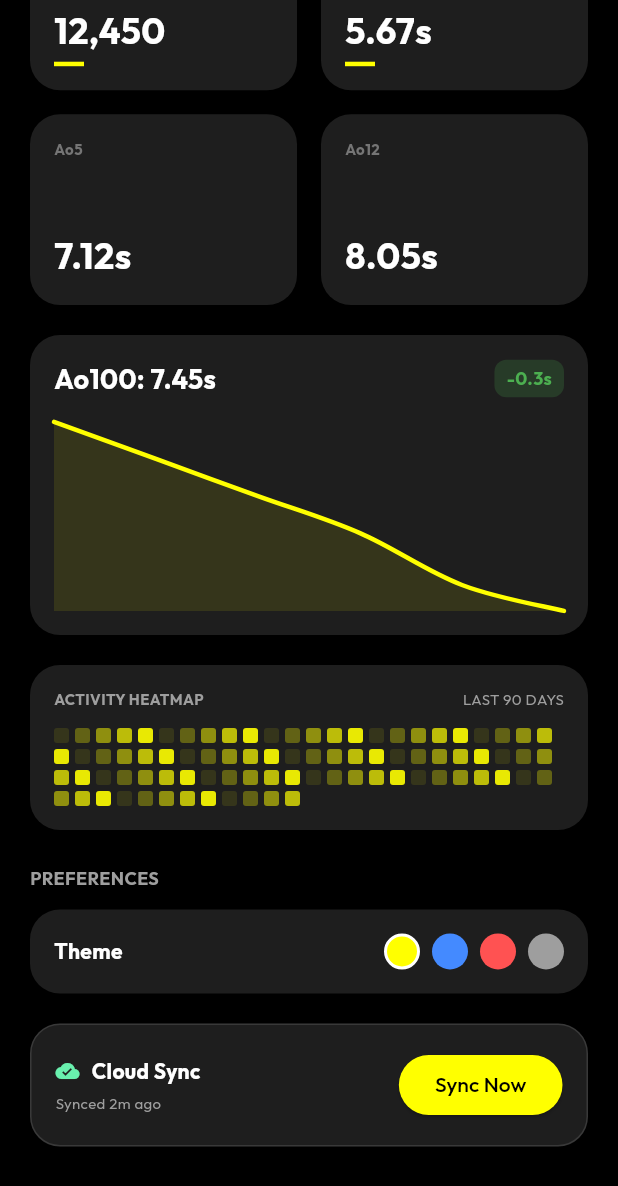
After one commit to manmit-s/chronospin, a Flutter app: the ProfilePage screen opened directly, scrolled down 327 dp, after a tap on "Sync Now", on a phone screen of 412 x 824 dp. The commit adds this screen. Shown: the top 1186 px of the screen. Run offline on Flutter 3.47's test engine with Material 3 defaults, Android fonts, the phone set to English and light mode, and no system bars; drawn by our look-alikes of fl_chart; our stand-ins replace flutter_riverpod, google_fonts; missing offline and left inert: cuber; network calls fail.

Commit message:
History page and Profile Page + Yaml files modifies

```diff
--- a/lib/features/history/domain/solve.dart
+++ b/lib/features/history/domain/solve.dart
@@ -8,6 +8,7 @@ class Solve {
   final String scramble;
   final DateTime timestamp;
   final Penalty penalty;
+  final String? notes;
 
   Solve({
     String? id,
@@ -15,6 +16,7 @@ class Solve {
     required this.scramble,
     required this.timestamp,
     this.penalty = Penalty.none,
+    this.notes,
   }) : id = id ?? const Uuid().v4();
 
   Duration get effectiveTime {
@@ -30,6 +32,7 @@ class Solve {
     String? scramble,
     DateTime? timestamp,
     Penalty? penalty,
+    String? notes,
   }) {
     return Solve(
       id: id ?? this.id,
@@ -37,6 +40,7 @@ class Solve {
       scramble: scramble ?? this.scramble,
       timestamp: timestamp ?? this.timestamp,
       penalty: penalty ?? this.penalty,
+      notes: notes ?? this.notes,
     );
   }
 }
--- a/lib/features/history/presentation/providers/history_providers.dart
+++ b/lib/features/history/presentation/providers/history_providers.dart
@@ -11,6 +11,13 @@ class HistoryNotifier extends StateNotifier<List<Solve>> {
 
   void deleteSolve(String id) {
     state = state.where((s) => s.id != id).toList();
+  }
+
+  void updateSolve(Solve updatedSolve) {
+    state = [
+      for (final solve in state)
+        if (solve.id == updatedSolve.id) updatedSolve else solve,
+    ];
   }
 
   void clearSession() {
--- /dev/null
+++ b/lib/features/profile/presentation/pages/profile_page.dart
@@ -0,0 +1,467 @@
+import 'package:fl_chart/fl_chart.dart';
+import 'package:flutter/material.dart';
+import 'package:flutter_riverpod/flutter_riverpod.dart';
+
+class ProfilePage extends ConsumerWidget {
+  const ProfilePage({super.key});
+
+  @override
+  Widget build(BuildContext context, WidgetRef ref) {
+    return Scaffold(
+      backgroundColor: Colors.black,
+      body: SafeArea(
+        child: SingleChildScrollView(
+          padding: const EdgeInsets.all(20),
+          child: Column(
+            crossAxisAlignment: CrossAxisAlignment.start,
+            children: [
+              // 1. Header (Avatar + Name)
+              Center(
+                child: Column(
+                  children: [
+                    Stack(
+                      alignment: Alignment.bottomRight,
+                      children: [
+                        GestureDetector(
+                          onTap: () {
+                            ScaffoldMessenger.of(context).showSnackBar(
+                              const SnackBar(
+                                content: Text("Upload Profile Pic (Max 2MB)"),
+                              ),
+                            );
+                          },
+                          child: Stack(
+                            children: [
+                              Container(
+                                decoration: BoxDecoration(
+                                  shape: BoxShape.circle,
+                                  border: Border.all(
+                                    color: Colors.yellowAccent,
+                                    width: 2,
+                                  ),
+                                ),
+                                child: const CircleAvatar(
+                                  radius: 50,
+                                  backgroundImage: NetworkImage(
+                                    'https://i.pravatar.cc/300',
+                                  ),
+                                  backgroundColor: Colors.black,
+                                ),
+                              ),
+                              Positioned.fill(
+                                child: Container(
+                                  decoration: const BoxDecoration(
+                                    shape: BoxShape.circle,
+                                    color: Colors.black26,
+                                  ),
+                                  child: const Icon(
+                                    Icons.camera_alt,
+                                    color: Colors.white30,
+                                    size: 30,
+                                  ),
+                                ),
+                              ),
+                            ],
+                          ),
+                        ),
+                        Container(
+                          padding: const EdgeInsets.all(4),
+                          decoration: const BoxDecoration(
+                            color: Colors.black,
+                            shape: BoxShape.circle,
+                          ),
+                          child: const Text(
+                            "🇺🇸",
+                            style: TextStyle(fontSize: 14),
+                          ),
+                        ),
+                      ],
+                    ),
+                    SizedBox(height: 16),
+                    Text(
+                      "SpeedCuber99",
+                      style: TextStyle(
+                        fontSize: 24,
+                        fontWeight: FontWeight.bold,
+                        color: Colors.white,
+                      ),
+                    ),
+                    SizedBox(height: 8),
+                    Chip(
+                      label: Text(
+                        "PRO MEMBER",
+                        style: TextStyle(
+                          fontSize: 10,
+                          fontWeight: FontWeight.bold,
+                        ),
+                      ),
+                      backgroundColor: Color(0xFF1E1E1E),
+                      labelStyle: TextStyle(color: Colors.yellowAccent),
+                      avatar: Icon(
+                        Icons.verified,
+                        size: 14,
+                        color: Colors.yellowAccent,
+                      ),
+                      side: BorderSide.none,
+                      shape: StadiumBorder(),
+                    ),
+                  ],
+                ),
+              ),
+
+              const SizedBox(height: 30),
+
+              // 2. Stats Grid
+              GridView.count(
+                crossAxisCount: 2,
+                shrinkWrap: true,
+                physics: const NeverScrollableScrollPhysics(),
+                childAspectRatio: 1.4,
+                mainAxisSpacing: 16,
+                crossAxisSpacing: 16,
+                children: [
+                  _StatCard(
+                    title: "TOTAL SOLVES",
+                    value: "12,450",
+                    accent: Colors.yellowAccent,
+                  ),
+                  _StatCard(
+                    title: "PB (SINGLE)",
+                    value: "5.67s",
+                    icon: Icons.emoji_events,
+                    accent: Colors.yellowAccent,
+                  ),
+                  _StatCard(title: "Ao5", value: "7.12s"),
+                  _StatCard(title: "Ao12", value: "8.05s"),
+                ],
+              ),
+
+              const SizedBox(height: 20),
+
+              // 3. Recent Performance Graph
+              Container(
+                height: 200,
+                padding: const EdgeInsets.all(16),
+                decoration: BoxDecoration(
+                  color: const Color(0xFF1E1E1E),
+                  borderRadius: BorderRadius.circular(20),
+                ),
+                child: Column(
+                  crossAxisAlignment: CrossAxisAlignment.start,
+                  children: [
+                    Row(
+                      mainAxisAlignment: MainAxisAlignment.spaceBetween,
+                      children: [
+                        const Text(
+                          "Ao100: 7.45s",
+                          style: TextStyle(
+                            color: Colors.white,
+                            fontSize: 18,
+                            fontWeight: FontWeight.bold,
+                          ),
+                        ),
+                        Container(
+                          padding: const EdgeInsets.symmetric(
+                            horizontal: 8,
+                            vertical: 4,
+                          ),
+                          decoration: BoxDecoration(
+                            color: Colors.green.withOpacity(0.2),
+                            borderRadius: BorderRadius.circular(8),
+                          ),
+                          child: const Text(
+                            "-0.3s",
+                            style: TextStyle(
+                              color: Colors.green,
+                              fontWeight: FontWeight.bold,
+                              fontSize: 12,
+                            ),
+                          ),
+                        ),
+                      ],
+                    ),
+                    const SizedBox(height: 16),
+                    Expanded(
+                      child: LineChart(
+                        LineChartData(
+                          gridData: const FlGridData(show: false),
+                          titlesData: const FlTitlesData(show: false),
+                          borderData: FlBorderData(show: false),
+                          lineBarsData: [
+                            LineChartBarData(
+                              spots: const [
+                                FlSpot(0, 10),
+                                FlSpot(1, 9.5),
+                                FlSpot(2, 9),
+                                FlSpot(3, 8.5),
+                                FlSpot(4, 7.8),
+                                FlSpot(5, 7.45),
+                              ],
+                              isCurved: true,
+                              color: Colors.yellowAccent,
+                              barWidth: 3,
+                              isStrokeCapRound: true,
+                              belowBarData: BarAreaData(
+                                show: true,
+                                color: Colors.yellowAccent.withOpacity(0.1),
+                              ),
+                              dotData: const FlDotData(show: false),
+                            ),
+                          ],
+                        ),
+                      ),
+                    ),
+                  ],
+                ),
+              ),
+
+              const SizedBox(height: 20),
+
+              // 4. Activity Heatmap (Visual Placeholder)
+              Container(
+                padding: const EdgeInsets.all(16),
+                decoration: BoxDecoration(
+                  color: const Color(0xFF1E1E1E),
+                  borderRadius: BorderRadius.circular(20),
+                ),
+                child: Column(
+                  crossAxisAlignment: CrossAxisAlignment.start,
+                  children: [
+                    const Row(
+                      mainAxisAlignment: MainAxisAlignment.spaceBetween,
+                      children: [
+                        Text(
+                          "ACTIVITY HEATMAP",
+                          style: TextStyle(
+                            color: Colors.grey,
+                            fontSize: 10,
+                            fontWeight: FontWeight.bold,
+                          ),
+                        ),
+                        Text(
+                          "LAST 90 DAYS",
+                          style: TextStyle(color: Colors.grey, fontSize: 10),
+                        ),
+                      ],
+                    ),
+                    const SizedBox(height: 12),
+                    // Simple grid of boxes
+                    Wrap(
+                      spacing: 4,
+                      runSpacing: 4,
+                      children: List.generate(84, (index) {
+                        return Container(
+                          width: 10,
+                          height: 10,
+                          decoration: BoxDecoration(
+                            color: Colors.yellowAccent.withOpacity(
+                              (index % 5) * 0.2 + 0.1,
+                            ),
+                            borderRadius: BorderRadius.circular(2),
+                          ),
+                        );
+                      }),
+                    ),
+                  ],
+                ),
+              ),
+
+              const SizedBox(height: 24),
+              const Text(
+                "PREFERENCES",
+                style: TextStyle(
+                  color: Colors.grey,
+                  fontWeight: FontWeight.bold,
+                  fontSize: 12,
+                ),
+              ),
+              const SizedBox(height: 12),
+
+              // 5. Preferences
+              Container(
+                padding: const EdgeInsets.all(16),
+                decoration: BoxDecoration(
+                  color: const Color(0xFF1E1E1E),
+                  borderRadius: BorderRadius.circular(20),
+                ),
+                child: Column(
+                  children: [
+                    Row(
+                      mainAxisAlignment: MainAxisAlignment.spaceBetween,
+                      children: [
+                        const Text(
+                          "Theme",
+                          style: TextStyle(
+                            color: Colors.white,
+                            fontWeight: FontWeight.bold,
+                          ),
+                        ),
+                        Row(
+                          children: const [
+                            _ThemeCircle(
+                              color: Colors.yellowAccent,
+                              isSelected: true,
+                            ),
+                            _ThemeCircle(color: Colors.blueAccent),
+                            _ThemeCircle(color: Colors.redAccent),
+                            _ThemeCircle(color: Colors.grey),
+                          ],
+                        ),
+                      ],
+                    ),
+                  ],
+                ),
+              ),
+
+              const SizedBox(height: 20),
+
+              // 6. Cloud Sync
+              Container(
+                padding: const EdgeInsets.all(16),
+                decoration: BoxDecoration(
+                  color: const Color(0xFF1E1E1E),
+                  borderRadius: BorderRadius.circular(20),
+                  border: Border.all(color: Colors.white12),
+                ),
+                child: Row(
+                  mainAxisAlignment: MainAxisAlignment.spaceBetween,
+                  children: [
+                    const Column(
+                      crossAxisAlignment: CrossAxisAlignment.start,
+                      children: [
+                        Row(
+                          children: [
+                            Icon(
+                              Icons.cloud_done,
+                              color: Colors.greenAccent,
+                              size: 16,
+                            ),
+                            SizedBox(width: 8),
+                            Text(
+                              "Cloud Sync",
+                              style: TextStyle(
+                                color: Colors.white,
+                                fontWeight: FontWeight.bold,
+                              ),
+                            ),
+                          ],
+                        ),
+                        SizedBox(height: 4),
+                        Text(
+                          "Synced 2m ago",
+                          style: TextStyle(color: Colors.grey, fontSize: 10),
+                        ),
+                      ],
+                    ),
+                    ElevatedButton(
+                      style: ElevatedButton.styleFrom(
+                        backgroundColor: Colors.yellowAccent,
+                        foregroundColor: Colors.black,
+                        shape: const StadiumBorder(),
+                      ),
+                      onPressed: () {},
+                      child: const Text("Sync Now"),
+                    ),
+                  ],
+                ),
+              ),
+
+              const SizedBox(height: 40),
+            ],
+          ),
+        ),
+      ),
+    );
+  }
+}
+
+class _StatCard extends StatelessWidget {
+  final String title;
+  final String value;
+  final IconData? icon;
+  final Color? accent;
+
+  const _StatCard({
+    required this.title,
+    required this.value,
+    this.icon,
+    this.accent,
+  });
+
+  @override
+  Widget build(BuildContext context) {
+    return Container(
+      padding: const EdgeInsets.all(16),
+      decoration: BoxDecoration(
+        color: const Color(0xFF1E1E1E),
+        borderRadius: BorderRadius.circular(20),
+      ),
+      child: Column(
+        crossAxisAlignment: CrossAxisAlignment.start,
+        mainAxisAlignment: MainAxisAlignment.spaceBetween,
+        children: [
+          Row(
+            mainAxisAlignment: MainAxisAlignment.spaceBetween,
+            children: [
+              Text(
+                title,
+                style: TextStyle(
+                  color: Colors.grey[600],
+                  fontSize: 10,
+                  fontWeight: FontWeight.bold,
+                ),
+              ),
+              if (icon != null)
+                Icon(
+                  icon,
+                  color: Colors.yellowAccent.withOpacity(0.5),
+                  size: 16,
+                ),
+            ],
+          ),
+
+          Column(
+            crossAxisAlignment: CrossAxisAlignment.start,
+            children: [
+              Text(
+                value,
+                style: const TextStyle(
+                  color: Colors.white,
+                  fontSize: 24,
+                  fontWeight: FontWeight.bold,
+                ),
+              ),
+              if (accent != null)
+                Container(
+                  width: 20,
+                  height: 3,
+                  color: accent,
+                  margin: const EdgeInsets.only(top: 4),
+                ),
+            ],
+          ),
+        ],
+      ),
+    );
+  }
+}
+
+class _ThemeCircle extends StatelessWidget {
+  final Color color;
+  final bool isSelected;
+  const _ThemeCircle({required this.color, this.isSelected = false});
+
+  @override
+  Widget build(BuildContext context) {
+    return Container(
+      margin: const EdgeInsets.only(left: 8),
+      width: 24,
+      height: 24,
+      decoration: BoxDecoration(
+        color: color,
+        shape: BoxShape.circle,
+        border: isSelected ? Border.all(color: Colors.white, width: 2) : null,
+      ),
+    );
+  }
+}
--- a/lib/features/timer/presentation/pages/timer_page.dart
+++ b/lib/features/timer/presentation/pages/timer_page.dart
@@ -1,5 +1,6 @@
 import 'package:chronospin/core/theme/app_theme.dart';
 import 'package:chronospin/features/history/presentation/pages/history_page.dart';
+import 'package:chronospin/features/profile/presentation/pages/profile_page.dart';
 import 'package:chronospin/features/timer/presentation/providers/timer_providers.dart';
 import 'package:chronospin/features/timer/presentation/widgets/timer_display.dart';
 import 'package:flutter/material.dart';
@@ -95,13 +96,23 @@ class _TimerPageState extends ConsumerState<TimerPage> {
                         Row(
                           mainAxisAlignment: MainAxisAlignment.spaceBetween,
                           children: [
-                            CircleAvatar(
+                            InkWell(
+                              onTap: () {
+                                Navigator.push(
+                                  context,
+                                  MaterialPageRoute(
+                                    builder: (context) => const ProfilePage(),
+                                  ),
+                                );
+                              },
+                              child: CircleAvatar(
                                 backgroundColor: Theme.of(
                                   context,
                                 ).cardTheme.color,
                                 child: const Icon(
                                   Icons.person,
                                   color: Colors.grey,
+                                ),
                               ),
                             ),
                             CircleAvatar(
--- a/pubspec.yaml
+++ b/pubspec.yaml
@@ -58,6 +58,7 @@ dependencies:
 
   # Cube Logic
   cuber: ^0.4.0
+  image_picker: ^1.2.1
 
 dev_dependencies:
   flutter_test:
```
Also changed, not shown: pubspec.lock, 5 other files. Lines whose indentation alone changed are shown as unchanged.
